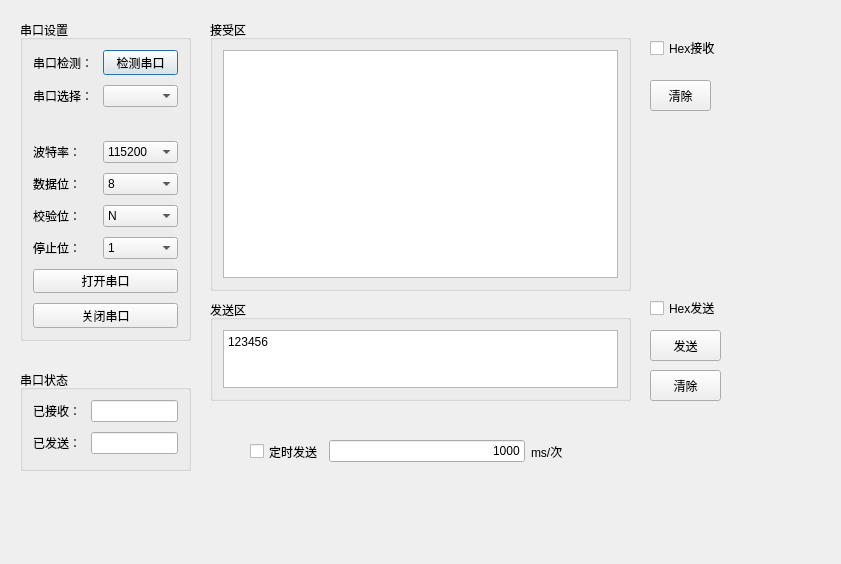
Above: Pyserial-Demo-master/ui_demo_1.ui from yuexia9527/PyQt5 before the change. Below: the same form after it.
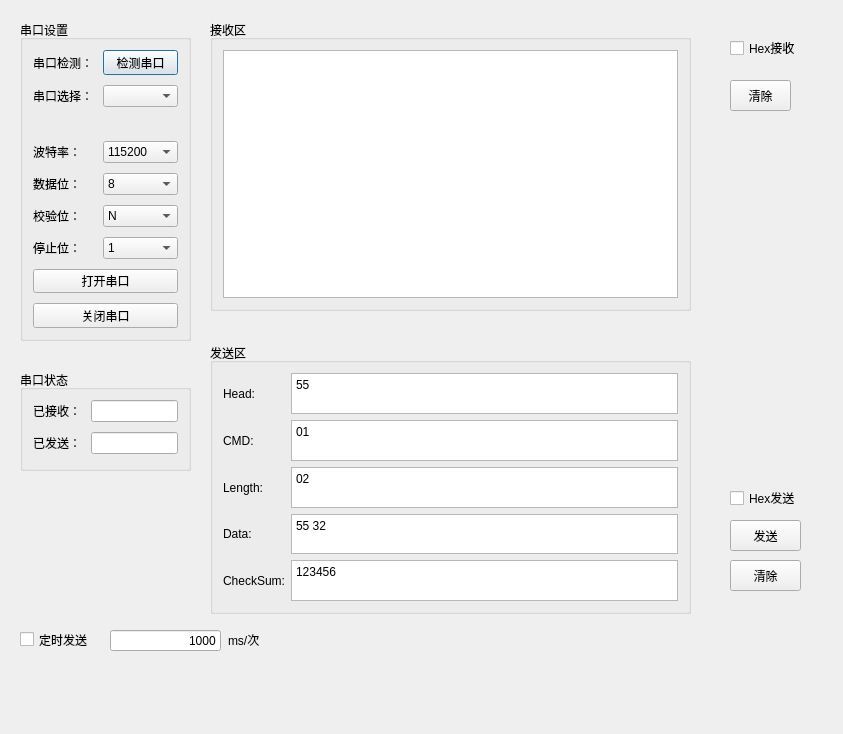
That is the form after the change.

```diff
--- a/Pyserial-Demo-master/ui_demo_1.ui
+++ b/Pyserial-Demo-master/ui_demo_1.ui
@@ -6,8 +6,8 @@
    <rect>
     <x>0</x>
     <y>0</y>
-    <width>841</width>
-    <height>564</height>
+    <width>843</width>
+    <height>734</height>
    </rect>
   </property>
   <property name="windowTitle">
@@ -245,12 +245,12 @@
     <rect>
      <x>210</x>
      <y>20</y>
-     <width>421</width>
-     <height>271</height>
+     <width>481</width>
+     <height>291</height>
     </rect>
    </property>
    <property name="title">
-    <string>接受区</string>
+    <string>接收区</string>
    </property>
    <layout class="QVBoxLayout" name="verticalLayout">
     <property name="leftMargin">
@@ -274,15 +274,15 @@
    <property name="geometry">
     <rect>
      <x>210</x>
-     <y>300</y>
-     <width>421</width>
-     <height>101</height>
+     <y>343</y>
+     <width>481</width>
+     <height>271</height>
     </rect>
    </property>
    <property name="title">
     <string>发送区</string>
    </property>
-   <layout class="QVBoxLayout" name="verticalLayout_2">
+   <layout class="QGridLayout" name="gridLayout">
     <property name="leftMargin">
      <number>10</number>
     </property>
@@ -295,24 +295,103 @@
     <property name="bottomMargin">
      <number>10</number>
     </property>
-    <item>
+    <item row="1" column="1">
      <widget class="QTextEdit" name="s3__send_text">
       <property name="html">
        <string>&lt;!DOCTYPE HTML PUBLIC &quot;-//W3C//DTD HTML 4.0//EN&quot; &quot;http://www.w3.org/TR/REC-html40/strict.dtd&quot;&gt;
 &lt;html&gt;&lt;head&gt;&lt;meta name=&quot;qrichtext&quot; content=&quot;1&quot; /&gt;&lt;style type=&quot;text/css&quot;&gt;
 p, li { white-space: pre-wrap; }
 &lt;/style&gt;&lt;/head&gt;&lt;body style=&quot; font-family:'SimSun'; font-size:9pt; font-weight:400; font-style:normal;&quot;&gt;
+&lt;p style=&quot; margin-top:0px; margin-bottom:0px; margin-left:0px; margin-right:0px; -qt-block-indent:0; text-indent:0px;&quot;&gt;55&lt;/p&gt;&lt;/body&gt;&lt;/html&gt;</string>
+      </property>
+     </widget>
+    </item>
+    <item row="2" column="1">
+     <widget class="QTextEdit" name="s3__send_text_2">
+      <property name="html">
+       <string>&lt;!DOCTYPE HTML PUBLIC &quot;-//W3C//DTD HTML 4.0//EN&quot; &quot;http://www.w3.org/TR/REC-html40/strict.dtd&quot;&gt;
+&lt;html&gt;&lt;head&gt;&lt;meta name=&quot;qrichtext&quot; content=&quot;1&quot; /&gt;&lt;style type=&quot;text/css&quot;&gt;
+p, li { white-space: pre-wrap; }
+&lt;/style&gt;&lt;/head&gt;&lt;body style=&quot; font-family:'SimSun'; font-size:9pt; font-weight:400; font-style:normal;&quot;&gt;
+&lt;p style=&quot; margin-top:0px; margin-bottom:0px; margin-left:0px; margin-right:0px; -qt-block-indent:0; text-indent:0px;&quot;&gt;01&lt;/p&gt;&lt;/body&gt;&lt;/html&gt;</string>
+      </property>
+     </widget>
+    </item>
+    <item row="3" column="1">
+     <widget class="QTextEdit" name="s3__send_text_3">
+      <property name="html">
+       <string>&lt;!DOCTYPE HTML PUBLIC &quot;-//W3C//DTD HTML 4.0//EN&quot; &quot;http://www.w3.org/TR/REC-html40/strict.dtd&quot;&gt;
+&lt;html&gt;&lt;head&gt;&lt;meta name=&quot;qrichtext&quot; content=&quot;1&quot; /&gt;&lt;style type=&quot;text/css&quot;&gt;
+p, li { white-space: pre-wrap; }
+&lt;/style&gt;&lt;/head&gt;&lt;body style=&quot; font-family:'SimSun'; font-size:9pt; font-weight:400; font-style:normal;&quot;&gt;
+&lt;p style=&quot; margin-top:0px; margin-bottom:0px; margin-left:0px; margin-right:0px; -qt-block-indent:0; text-indent:0px;&quot;&gt;02&lt;/p&gt;&lt;/body&gt;&lt;/html&gt;</string>
+      </property>
+     </widget>
+    </item>
+    <item row="4" column="1">
+     <widget class="QTextEdit" name="s3__send_text_4">
+      <property name="html">
+       <string>&lt;!DOCTYPE HTML PUBLIC &quot;-//W3C//DTD HTML 4.0//EN&quot; &quot;http://www.w3.org/TR/REC-html40/strict.dtd&quot;&gt;
+&lt;html&gt;&lt;head&gt;&lt;meta name=&quot;qrichtext&quot; content=&quot;1&quot; /&gt;&lt;style type=&quot;text/css&quot;&gt;
+p, li { white-space: pre-wrap; }
+&lt;/style&gt;&lt;/head&gt;&lt;body style=&quot; font-family:'SimSun'; font-size:9pt; font-weight:400; font-style:normal;&quot;&gt;
+&lt;p style=&quot; margin-top:0px; margin-bottom:0px; margin-left:0px; margin-right:0px; -qt-block-indent:0; text-indent:0px;&quot;&gt;55 32&lt;/p&gt;&lt;/body&gt;&lt;/html&gt;</string>
+      </property>
+     </widget>
+    </item>
+    <item row="5" column="1">
+     <widget class="QTextEdit" name="s3__send_text_5">
+      <property name="html">
+       <string>&lt;!DOCTYPE HTML PUBLIC &quot;-//W3C//DTD HTML 4.0//EN&quot; &quot;http://www.w3.org/TR/REC-html40/strict.dtd&quot;&gt;
+&lt;html&gt;&lt;head&gt;&lt;meta name=&quot;qrichtext&quot; content=&quot;1&quot; /&gt;&lt;style type=&quot;text/css&quot;&gt;
+p, li { white-space: pre-wrap; }
+&lt;/style&gt;&lt;/head&gt;&lt;body style=&quot; font-family:'SimSun'; font-size:9pt; font-weight:400; font-style:normal;&quot;&gt;
 &lt;p style=&quot; margin-top:0px; margin-bottom:0px; margin-left:0px; margin-right:0px; -qt-block-indent:0; text-indent:0px;&quot;&gt;123456&lt;/p&gt;&lt;/body&gt;&lt;/html&gt;</string>
       </property>
      </widget>
     </item>
+    <item row="1" column="0">
+     <widget class="QLabel" name="label_3">
+      <property name="text">
+       <string>Head:</string>
+      </property>
+     </widget>
+    </item>
+    <item row="2" column="0">
+     <widget class="QLabel" name="label_4">
+      <property name="text">
+       <string>CMD:</string>
+      </property>
+     </widget>
+    </item>
+    <item row="3" column="0">
+     <widget class="QLabel" name="label_5">
+      <property name="text">
+       <string>Length:</string>
+      </property>
+     </widget>
+    </item>
+    <item row="4" column="0">
+     <widget class="QLabel" name="label_6">
+      <property name="text">
+       <string>Data:</string>
+      </property>
+     </widget>
+    </item>
+    <item row="5" column="0">
+     <widget class="QLabel" name="label_7">
+      <property name="text">
+       <string>CheckSum:</string>
+      </property>
+     </widget>
+    </item>
    </layout>
   </widget>
   <widget class="QPushButton" name="s3__send_button">
    <property name="geometry">
     <rect>
-     <x>650</x>
-     <y>330</y>
+     <x>730</x>
+     <y>520</y>
      <width>71</width>
      <height>31</height>
     </rect>
@@ -324,8 +403,8 @@
   <widget class="QPushButton" name="s3__clear_button">
    <property name="geometry">
     <rect>
-     <x>650</x>
-     <y>370</y>
+     <x>730</x>
+     <y>560</y>
      <width>71</width>
      <height>31</height>
     </rect>
@@ -390,8 +469,8 @@
   <widget class="QCheckBox" name="hex_send">
    <property name="geometry">
     <rect>
-     <x>650</x>
-     <y>300</y>
+     <x>730</x>
+     <y>490</y>
      <width>81</width>
      <height>16</height>
     </rect>
@@ -403,7 +482,7 @@
   <widget class="QCheckBox" name="hex_receive">
    <property name="geometry">
     <rect>
-     <x>650</x>
+     <x>730</x>
      <y>40</y>
      <width>81</width>
      <height>16</height>
@@ -416,7 +495,7 @@
   <widget class="QPushButton" name="s2__clear_button">
    <property name="geometry">
     <rect>
-     <x>650</x>
+     <x>730</x>
      <y>80</y>
      <width>61</width>
      <height>31</height>
@@ -426,42 +505,49 @@
     <string>清除</string>
    </property>
   </widget>
-  <widget class="QWidget" name="">
+  <widget class="QLabel" name="dw">
    <property name="geometry">
     <rect>
-     <x>250</x>
-     <y>440</y>
-     <width>313</width>
-     <height>23</height>
+     <x>228</x>
+     <y>632</y>
+     <width>39</width>
+     <height>16</height>
     </rect>
    </property>
-   <layout class="QHBoxLayout" name="horizontalLayout">
-    <item>
-     <widget class="QCheckBox" name="timer_send_cb">
-      <property name="text">
-       <string>定时发送</string>
-      </property>
-     </widget>
-    </item>
-    <item>
-     <widget class="QLineEdit" name="lineEdit_3">
-      <property name="text">
-       <string>1000</string>
-      </property>
-      <property name="alignment">
-       <set>Qt::AlignRight|Qt::AlignTrailing|Qt::AlignVCenter</set>
-      </property>
-     </widget>
-    </item>
-    <item>
-     <widget class="QLabel" name="dw">
-      <property name="text">
-       <string>ms/次</string>
-      </property>
-     </widget>
-    </item>
-   </layout>
+   <property name="text">
+    <string>ms/次</string>
+   </property>
   </widget>
+  <widget class="QCheckBox" name="timer_send_cb">
+   <property name="geometry">
+    <rect>
+     <x>20</x>
+     <y>630</y>
+     <width>87</width>
+     <height>19</height>
+    </rect>
+   </property>
+   <property name="text">
+    <string>定时发送</string>
+   </property>
+  </widget>
+  <widget class="QLineEdit" name="lineEdit_3">
+   <property name="geometry">
+    <rect>
+     <x>110</x>
+     <y>630</y>
+     <width>111</width>
+     <height>21</height>
+    </rect>
+   </property>
+   <property name="text">
+    <string>1000</string>
+   </property>
+   <property name="alignment">
+    <set>Qt::AlignRight|Qt::AlignTrailing|Qt::AlignVCenter</set>
+   </property>
+  </widget>
+  <zorder>layoutWidget</zorder>
   <zorder>verticalGroupBox</zorder>
   <zorder>verticalGroupBox_2</zorder>
   <zorder>formGroupBox</zorder>
```
Left out of the diff: 2 changed lines with no effect on the pictures.
